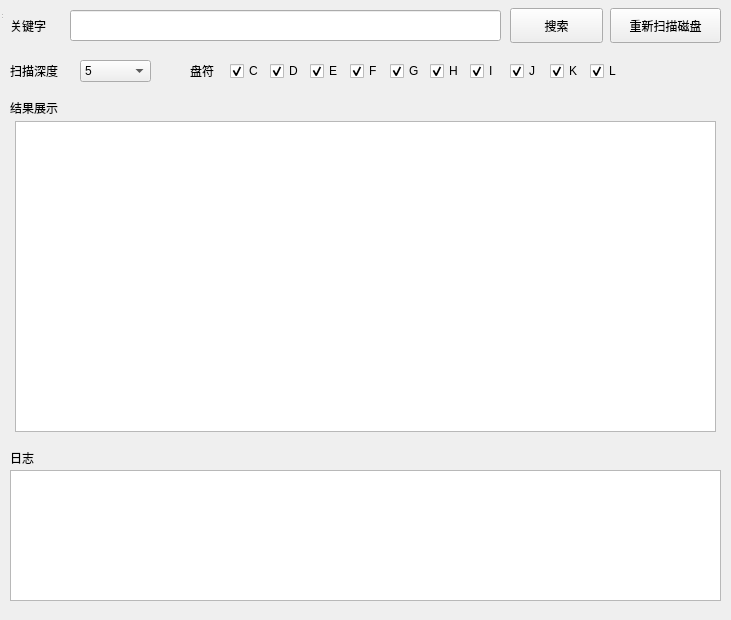
First picture: the form in ui/KsUI.ui, repository 0x00007c00/NameSearch, before the edit.
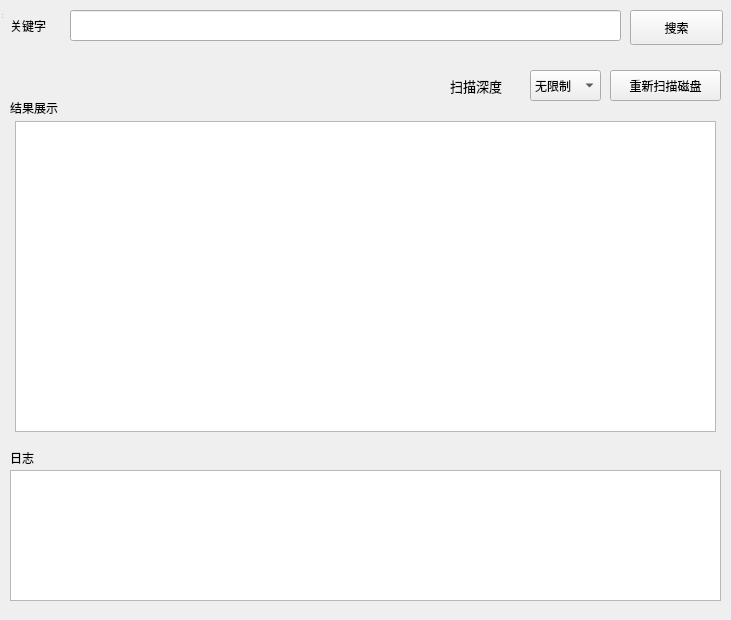
Second picture: the form after the edit.

The edit to the form file:
```diff
--- a/ui/KsUI.ui
+++ b/ui/KsUI.ui
@@ -43,7 +43,7 @@
      <rect>
       <x>70</x>
       <y>10</y>
-      <width>431</width>
+      <width>551</width>
       <height>31</height>
      </rect>
     </property>
@@ -51,8 +51,8 @@
    <widget class="QPushButton" name="pushButton">
     <property name="geometry">
      <rect>
-      <x>510</x>
-      <y>8</y>
+      <x>630</x>
+      <y>10</y>
       <width>93</width>
       <height>35</height>
      </rect>
@@ -103,12 +103,18 @@
    <widget class="QLabel" name="label">
     <property name="geometry">
      <rect>
-      <x>10</x>
-      <y>60</y>
+      <x>450</x>
+      <y>70</y>
       <width>71</width>
-      <height>22</height>
+      <height>31</height>
      </rect>
     </property>
+    <property name="font">
+     <font>
+      <family>Adobe Arabic</family>
+      <pointsize>10</pointsize>
+     </font>
+    </property>
     <property name="text">
      <string>扫描深度</string>
     </property>
@@ -116,14 +122,14 @@
    <widget class="QComboBox" name="depth">
     <property name="geometry">
      <rect>
-      <x>80</x>
-      <y>60</y>
+      <x>530</x>
+      <y>70</y>
       <width>71</width>
-      <height>22</height>
+      <height>31</height>
      </rect>
     </property>
     <property name="currentIndex">
-     <number>1</number>
+     <number>3</number>
     </property>
     <item>
      <property name="text">
@@ -146,198 +152,6 @@
      </property>
     </item>
    </widget>
-   <widget class="QLabel" name="label_4">
-    <property name="geometry">
-     <rect>
-      <x>190</x>
-      <y>60</y>
-      <width>31</width>
-      <height>22</height>
-     </rect>
-    </property>
-    <property name="text">
-     <string>盘符</string>
-    </property>
-   </widget>
-   <widget class="QCheckBox" name="checkBox_C">
-    <property name="enabled">
-     <bool>true</bool>
-    </property>
-    <property name="geometry">
-     <rect>
-      <x>230</x>
-      <y>60</y>
-      <width>41</width>
-      <height>22</height>
-     </rect>
-    </property>
-    <property name="font">
-     <font>
-      <weight>50</weight>
-      <italic>false</italic>
-      <bold>false</bold>
-      <underline>false</underline>
-      <strikeout>false</strikeout>
-      <stylestrategy>PreferDefault</stylestrategy>
-     </font>
-    </property>
-    <property name="styleSheet">
-     <string notr="true"/>
-    </property>
-    <property name="text">
-     <string>C</string>
-    </property>
-    <property name="checkable">
-     <bool>true</bool>
-    </property>
-    <property name="checked">
-     <bool>true</bool>
-    </property>
-   </widget>
-   <widget class="QCheckBox" name="checkBox_D">
-    <property name="geometry">
-     <rect>
-      <x>270</x>
-      <y>60</y>
-      <width>41</width>
-      <height>22</height>
-     </rect>
-    </property>
-    <property name="text">
-     <string>D</string>
-    </property>
-    <property name="checked">
-     <bool>true</bool>
-    </property>
-   </widget>
-   <widget class="QCheckBox" name="checkBox_E">
-    <property name="geometry">
-     <rect>
-      <x>310</x>
-      <y>60</y>
-      <width>41</width>
-      <height>22</height>
-     </rect>
-    </property>
-    <property name="text">
-     <string>E</string>
-    </property>
-    <property name="checked">
-     <bool>true</bool>
-    </property>
-   </widget>
-   <widget class="QCheckBox" name="checkBox_F">
-    <property name="geometry">
-     <rect>
-      <x>350</x>
-      <y>60</y>
-      <width>41</width>
-      <height>22</height>
-     </rect>
-    </property>
-    <property name="text">
-     <string>F</string>
-    </property>
-    <property name="checked">
-     <bool>true</bool>
-    </property>
-   </widget>
-   <widget class="QCheckBox" name="checkBox_G">
-    <property name="geometry">
-     <rect>
-      <x>390</x>
-      <y>60</y>
-      <width>41</width>
-      <height>22</height>
-     </rect>
-    </property>
-    <property name="text">
-     <string>G</string>
-    </property>
-    <property name="checked">
-     <bool>true</bool>
-    </property>
-   </widget>
-   <widget class="QCheckBox" name="checkBox_I">
-    <property name="geometry">
-     <rect>
-      <x>470</x>
-      <y>60</y>
-      <width>41</width>
-      <height>22</height>
-     </rect>
-    </property>
-    <property name="text">
-     <string>I</string>
-    </property>
-    <property name="checked">
-     <bool>true</bool>
-    </property>
-   </widget>
-   <widget class="QCheckBox" name="checkBox_J">
-    <property name="geometry">
-     <rect>
-      <x>510</x>
-      <y>60</y>
-      <width>41</width>
-      <height>22</height>
-     </rect>
-    </property>
-    <property name="text">
-     <string>J</string>
-    </property>
-    <property name="checked">
-     <bool>true</bool>
-    </property>
-   </widget>
-   <widget class="QCheckBox" name="checkBox_K">
-    <property name="geometry">
-     <rect>
-      <x>550</x>
-      <y>60</y>
-      <width>41</width>
-      <height>22</height>
-     </rect>
-    </property>
-    <property name="text">
-     <string>K</string>
-    </property>
-    <property name="checked">
-     <bool>true</bool>
-    </property>
-   </widget>
-   <widget class="QCheckBox" name="checkBox_L">
-    <property name="geometry">
-     <rect>
-      <x>590</x>
-      <y>60</y>
-      <width>41</width>
-      <height>22</height>
-     </rect>
-    </property>
-    <property name="text">
-     <string>L</string>
-    </property>
-    <property name="checked">
-     <bool>true</bool>
-    </property>
-   </widget>
-   <widget class="QCheckBox" name="checkBox_H">
-    <property name="geometry">
-     <rect>
-      <x>430</x>
-      <y>60</y>
-      <width>41</width>
-      <height>22</height>
-     </rect>
-    </property>
-    <property name="text">
-     <string>H</string>
-    </property>
-    <property name="checked">
-     <bool>true</bool>
-    </property>
-   </widget>
    <widget class="QListView" name="listview_result">
     <property name="enabled">
      <bool>true</bool>
@@ -358,9 +172,9 @@
     <property name="geometry">
      <rect>
       <x>610</x>
-      <y>8</y>
+      <y>70</y>
       <width>111</width>
-      <height>35</height>
+      <height>31</height>
      </rect>
     </property>
     <property name="cursor">
```
